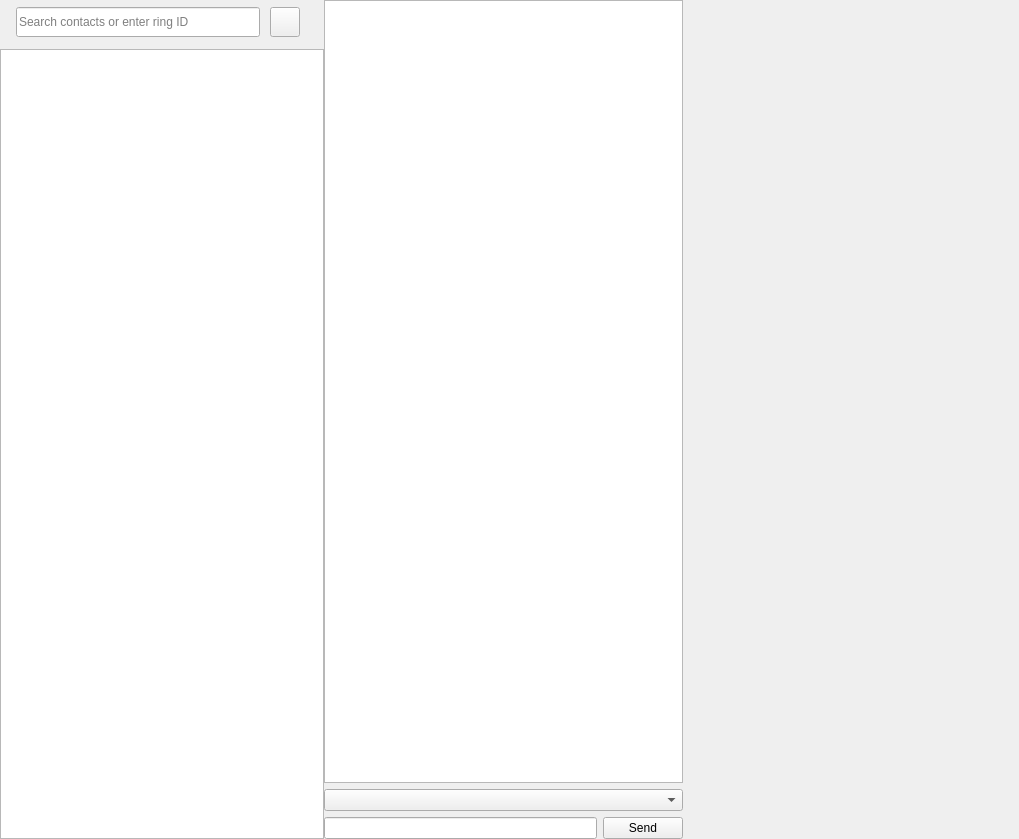
Old version of the form callwidget.ui in the repository savoirfairelinux/jami-client-windows.
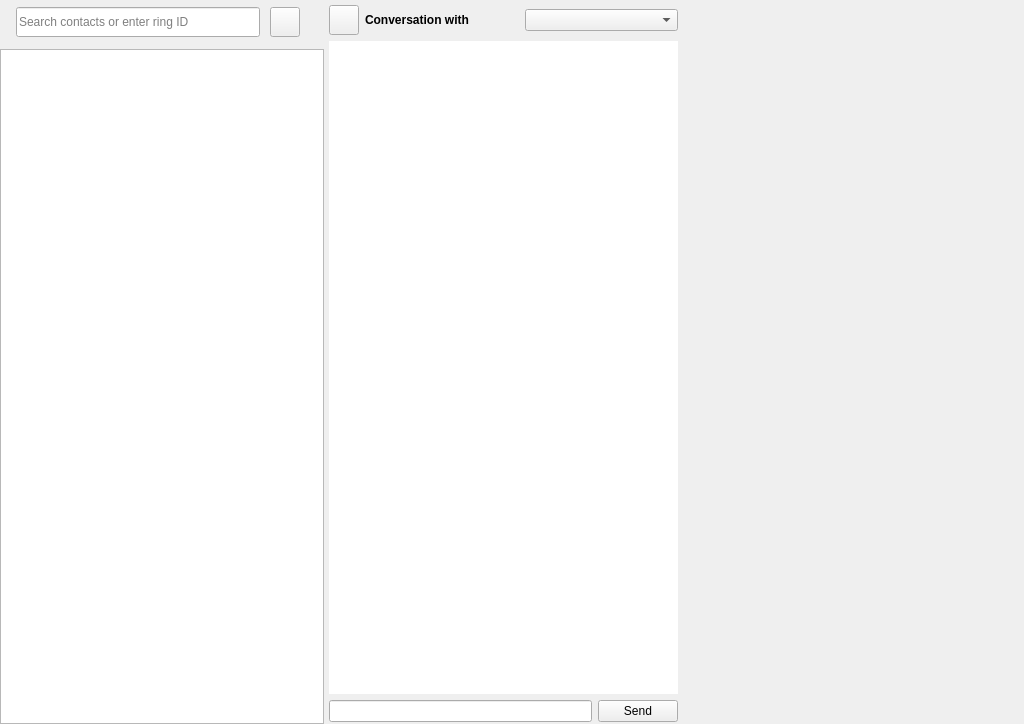
New version of the form. The open tabs and pages were chosen to show the change. Icons and pictures are not drawn. Custom widgets are drawn as their Qt base class.

What changed in the file:
```diff
--- a/callwidget.ui
+++ b/callwidget.ui
@@ -6,8 +6,8 @@
    <rect>
     <x>0</x>
     <y>0</y>
-    <width>1019</width>
-    <height>839</height>
+    <width>1024</width>
+    <height>724</height>
    </rect>
   </property>
   <property name="sizePolicy">
@@ -64,6 +64,12 @@
       </property>
       <item>
        <widget class="QStackedWidget" name="stackedWidget">
+        <property name="sizePolicy">
+         <sizepolicy hsizetype="MinimumExpanding" vsizetype="MinimumExpanding">
+          <horstretch>0</horstretch>
+          <verstretch>0</verstretch>
+         </sizepolicy>
+        </property>
         <property name="currentIndex">
          <number>0</number>
         </property>
@@ -262,29 +268,106 @@
          </layout>
         </widget>
         <widget class="QWidget" name="messagingPage">
+         <property name="sizePolicy">
+          <sizepolicy hsizetype="MinimumExpanding" vsizetype="MinimumExpanding">
+           <horstretch>0</horstretch>
+           <verstretch>0</verstretch>
+          </sizepolicy>
+         </property>
          <layout class="QVBoxLayout" name="verticalLayout_11">
           <property name="leftMargin">
-           <number>0</number>
+           <number>5</number>
           </property>
           <property name="topMargin">
-           <number>0</number>
+           <number>5</number>
           </property>
           <property name="rightMargin">
-           <number>0</number>
+           <number>5</number>
           </property>
           <property name="bottomMargin">
-           <number>0</number>
+           <number>2</number>
           </property>
+          <item>
+           <layout class="QHBoxLayout" name="horizontalLayout_6">
+            <property name="bottomMargin">
+             <number>0</number>
+            </property>
+            <item>
+             <widget class="QPushButton" name="imBackButton">
+              <property name="minimumSize">
+               <size>
+                <width>30</width>
+                <height>30</height>
+               </size>
+              </property>
+              <property name="maximumSize">
+               <size>
+                <width>30</width>
+                <height>30</height>
+               </size>
+              </property>
+              <property name="text">
+               <string/>
+              </property>
+              <property name="flat">
+               <bool>false</bool>
+              </property>
+             </widget>
+            </item>
+            <item>
+             <widget class="QLabel" name="imNameLabel">
+              <property name="font">
+               <font>
+                <weight>75</weight>
+                <bold>true</bold>
+               </font>
+              </property>
+              <property name="text">
+               <string>Conversation with</string>
+              </property>
+             </widget>
+            </item>
+            <item>
+             <widget class="QComboBox" name="contactMethodComboBox"/>
+            </item>
+           </layout>
+          </item>
           <item>
            <widget class="QListView" name="listMessageView">
-            <property name="selectionMode">
-             <enum>QAbstractItemView::SingleSelection</enum>
+            <property name="sizePolicy">
+             <sizepolicy hsizetype="Expanding" vsizetype="MinimumExpanding">
+              <horstretch>0</horstretch>
+              <verstretch>0</verstretch>
+             </sizepolicy>
+            </property>
+            <property name="font">
+             <font>
+              <stylestrategy>PreferAntialias</stylestrategy>
+             </font>
+            </property>
+            <property name="frameShape">
+             <enum>QFrame::NoFrame</enum>
+            </property>
+            <property name="frameShadow">
+             <enum>QFrame::Sunken</enum>
+            </property>
+            <property name="horizontalScrollBarPolicy">
+             <enum>Qt::ScrollBarAsNeeded</enum>
+            </property>
+            <property name="verticalScrollMode">
+             <enum>QAbstractItemView::ScrollPerPixel</enum>
+            </property>
+            <property name="horizontalScrollMode">
+             <enum>QAbstractItemView::ScrollPerPixel</enum>
+            </property>
+            <property name="wordWrap">
+             <bool>true</bool>
+            </property>
+            <property name="selectionRectVisible">
+             <bool>false</bool>
             </property>
            </widget>
           </item>
-          <item>
-           <widget class="QComboBox" name="contactMethodComboBox"/>
-          </item>
           <item>
            <layout class="QHBoxLayout" name="horizontalLayout_5">
             <item>
@@ -927,6 +1010,9 @@
                <height>0</height>
               </size>
              </property>
+             <property name="indentation">
+              <number>0</number>
+             </property>
             </widget>
            </item>
           </layout>
```
